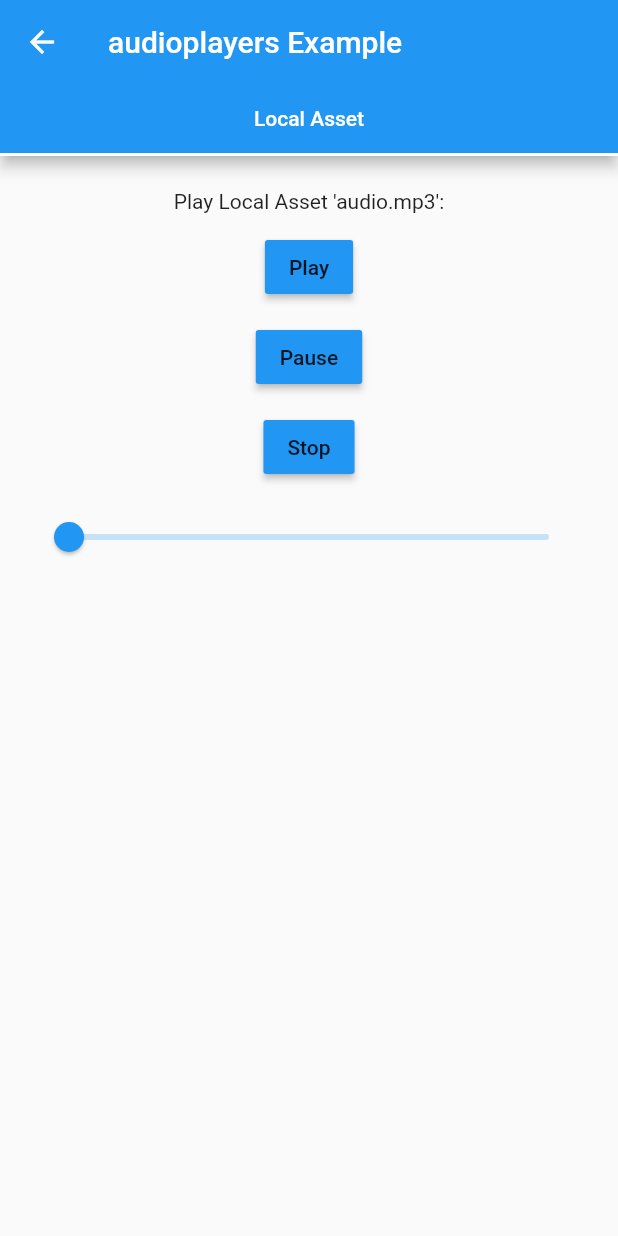
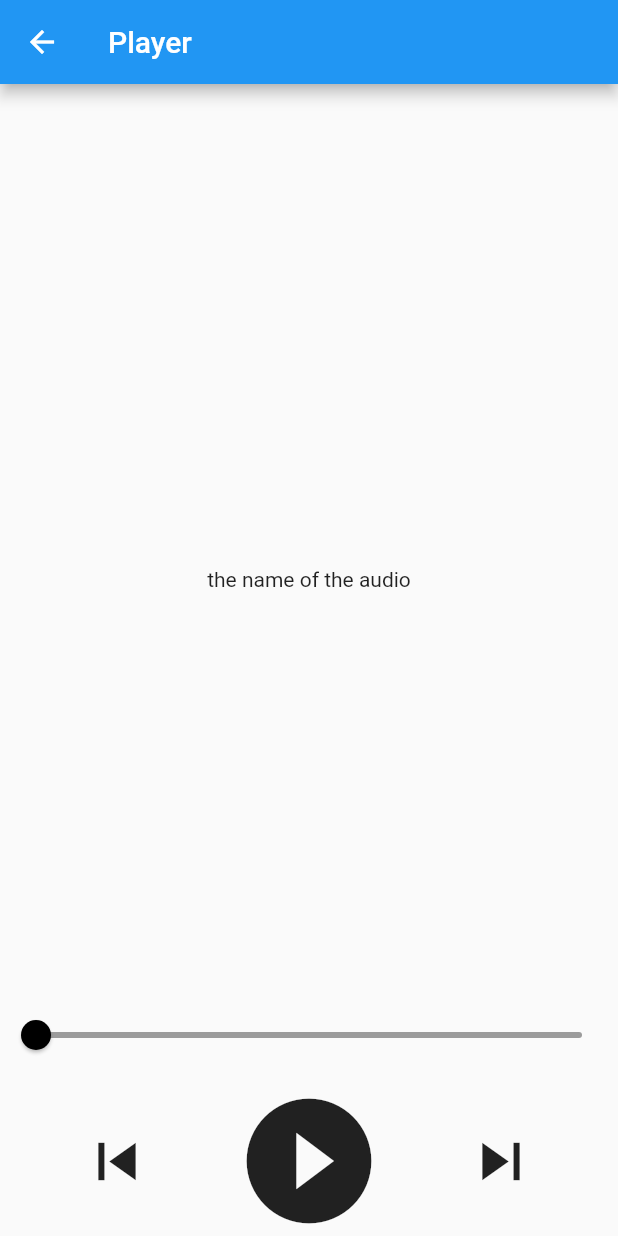
Before and after one commit to TADIYOS49/quranreader, a Flutter app: the Audio screen opened directly, after a tap on "1.Al-Fatihah", on a phone screen of 412 x 824 dp. Run offline on Flutter 3.47's test engine with Material 2 defaults, Android fonts, the light colour scheme and no system bars; our stand-ins replace audioplayers; missing offline and left inert: syncfusion_flutter_pdf, syncfusion_flutter_pdfviewer.

Commit message:
gui for audioplayer

```diff
--- a/lib/widgets/audio.dart
+++ b/lib/widgets/audio.dart
@@ -1,4 +1,6 @@
 import 'package:animation/widgets/audio_player.dart';
+import 'package:animation/widgets/audioplayer.dart';
+import 'package:audioplayers/audioplayers.dart';
 import 'package:flutter/material.dart';
 
 class Audio extends StatefulWidget {
@@ -10,7 +12,7 @@ class Audio extends StatefulWidget {
 
 class _AudioState extends State<Audio> {
   void _itemclicked() {
-    Navigator.of(context).push(MaterialPageRoute(builder: (context)=>ExampleApp()));
+    Navigator.of(context).push(MaterialPageRoute(builder: (context)=>Audioplayer()));
     print("confirm");
   }
 
--- /dev/null
+++ b/lib/widgets/audioplayer.dart
@@ -0,0 +1,124 @@
+import 'package:audioplayers/audioplayers.dart';
+import 'package:flutter/material.dart';
+import 'package:audioplayers/audio_cache.dart';
+
+class Audioplayer extends StatefulWidget {
+  const Audioplayer({Key key}) : super(key: key);
+
+  @override
+  _AudioplayerState createState() => _AudioplayerState();
+}
+
+class _AudioplayerState extends State<Audioplayer> {
+  @override
+  void initState() {
+    super.initState();
+    initPlayer();
+  }
+
+  void initPlayer() {
+    advancedPlayer.durationHandler = (d) => setState(() {
+          _duration = d;
+        });
+
+    advancedPlayer.positionHandler = (p) => setState(() {
+          _position = p;
+        });
+  }
+
+  static AudioPlayer advancedPlayer = new AudioPlayer();
+  AudioCache audioCache = new AudioCache(fixedPlayer: advancedPlayer);
+  Duration _duration = new Duration();
+  Duration _position = new Duration();
+  String localFilePath;
+  bool iconswap = true;
+
+  Widget slider() {
+    return Slider(
+      inactiveColor: Colors.black38,
+      activeColor: Colors.black,
+      value: _position.inSeconds.toDouble(),
+      min: 0.0,
+      max: _duration.inSeconds.toDouble(),
+      onChanged: (double value) {
+        setState(() {
+          seekToSecond(value.toInt());
+          value = value;
+        });
+      },
+    );
+  }
+
+  void seekToSecond(int second) {
+    Duration newDuration = Duration(seconds: second);
+
+    advancedPlayer.seek(newDuration);
+  }
+
+  @override
+  Widget build(BuildContext context) {
+    return Scaffold(
+      appBar: AppBar(
+        title: Text("Player"),
+      ),
+      body: Column(
+        mainAxisAlignment: MainAxisAlignment.spaceBetween,
+        children: [
+          SizedBox(
+            height: 50,
+          ),
+          Center(
+            child: Text("the name of the audio"),
+          ),
+          Container(
+            width: double.infinity,
+            child: Column(
+              children: [
+                slider(),
+                SizedBox(
+                  height: 10,
+                ),
+                Row(
+                  mainAxisAlignment: MainAxisAlignment.spaceEvenly,
+                  children: [
+                    InkWell(
+                      child: Icon(
+                        Icons.skip_previous,
+                        size: 50,
+                      ),
+                      onTap: () => print('skip_previous'),
+                    ),
+                    iconswap
+                        ? InkWell(
+                            onTap: () {
+                              setState(() {
+                                iconswap = !iconswap;
+                              });
+                              audioCache.play('audio.mp3');
+                            },
+                            child: Icon(Icons.play_circle_filled, size: 100))
+                        : InkWell(
+                            onTap: () {
+                              setState(() {
+                                iconswap = !iconswap;
+                              });
+                              advancedPlayer.pause();
+                            },
+                            child: Icon(
+                              Icons.pause_circle_filled,
+                              size: 100,
+                            ),
+                          ),
+                    InkWell(
+                        onTap: () => print("skip_next"),
+                        child: Icon(Icons.skip_next, size: 50))
+                  ],
+                ),
+              ],
+            ),
+          )
+        ],
+      ),
+    );
+  }
+}
```
